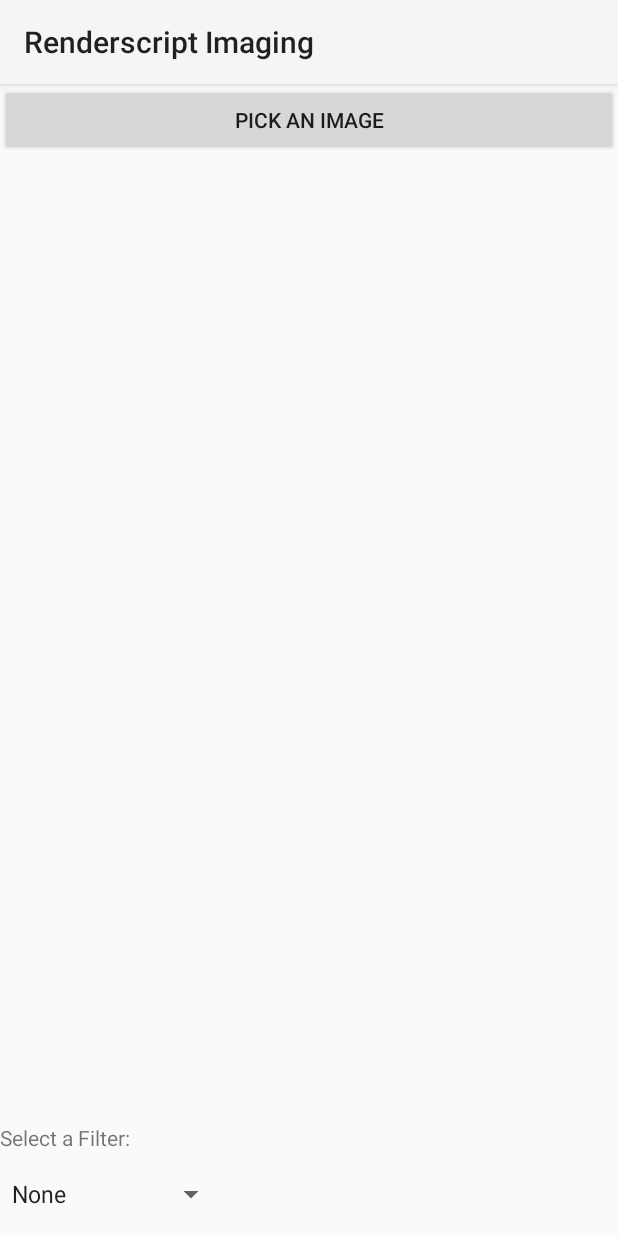
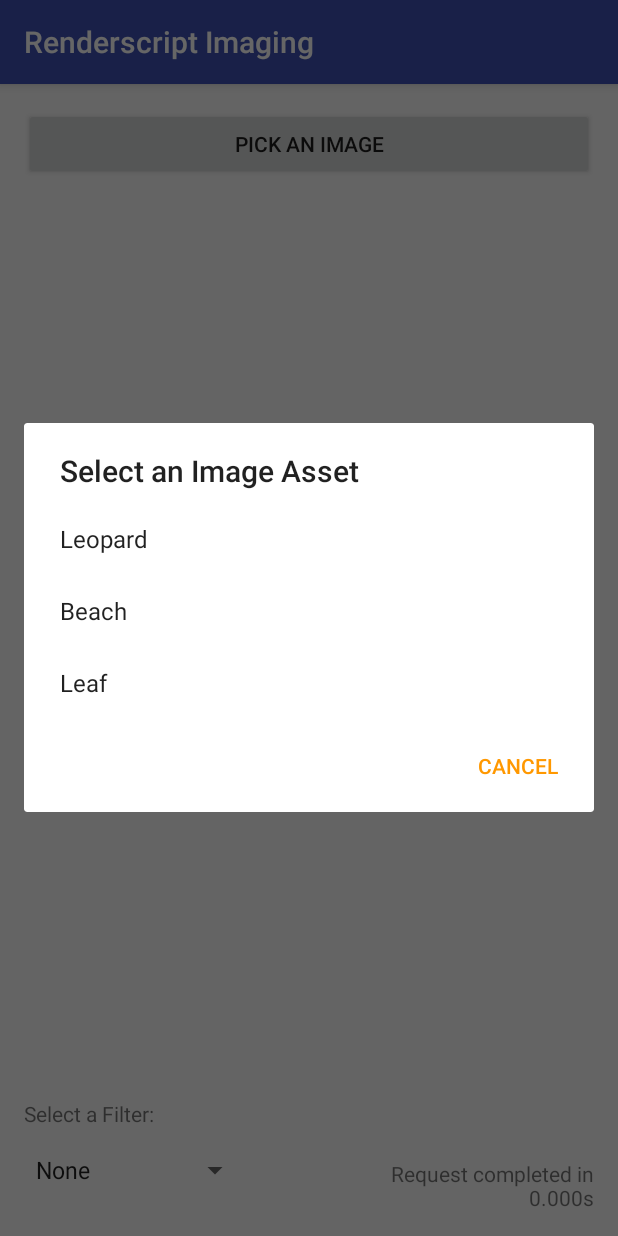
Before and after one commit to thenewcircle/renderscriptimaging, an Android app: the screen it shows after launch (MainActivity), after a tap on "PICK AN IMAGE", on a phone screen of 412 x 824 dp. Run offline under Robolectric (Android 15) with nearby library versions, the phone set to English and light mode, and no system bars; libraries missing offline, so code that uses them is left out: android.support.v8; 3 statements that could not run were skipped.

Commit message:
Update project settings. Add asynchronous behavior.

```diff
--- a/app/src/main/java/com/example/android/renderscriptimaging/MainActivity.java
+++ b/app/src/main/java/com/example/android/renderscriptimaging/MainActivity.java
@@ -1,29 +1,32 @@
 package com.example.android.renderscriptimaging;
 
-import android.app.Activity;
-import android.content.Intent;
+import android.app.AlertDialog;
+import android.content.DialogInterface;
 import android.graphics.Bitmap;
-import android.graphics.BitmapFactory;
-import android.net.Uri;
 import android.os.Bundle;
-import android.util.Log;
+import android.support.v7.app.AppCompatActivity;
 import android.view.View;
 import android.widget.AdapterView;
 import android.widget.ArrayAdapter;
 import android.widget.ImageView;
+import android.widget.ProgressBar;
 import android.widget.Spinner;
+import android.widget.TextView;
 
-import java.io.IOException;
-import java.io.InputStream;
+import com.example.android.renderscriptimaging.image.ImageProcessor;
 
-public class MainActivity extends Activity
-        implements AdapterView.OnItemSelectedListener {
+public class MainActivity extends AppCompatActivity implements
+        AdapterView.OnItemSelectedListener,
+        DialogInterface.OnClickListener,
+        ImageProcessor.OnImageCompletedListener {
     private static final String TAG = MainActivity.class.getSimpleName();
-    private static final int REQUEST_PICK = 42;
 
     private ImageView mImagePreview;
     private Spinner mFilterSelector;
-    private ImageFilter mImageFilter;
+    private ProgressBar mProgress;
+    private TextView mResultText;
+
+    private ImageProcessor mImageProcessor;
 
     @Override
     protected void onCreate(Bundle savedInstanceState) {
@@ -32,8 +35,10 @@ public class MainActivity extends Activity
 
         mImagePreview = (ImageView) findViewById(R.id.image_preview);
         mFilterSelector = (Spinner) findViewById(R.id.filter_selector);
+        mProgress = (ProgressBar) findViewById(R.id.progress);
+        mResultText = (TextView) findViewById(R.id.text_result);
 
-        mImageFilter = new ImageFilter(this);
+        mImageProcessor = new ImageProcessor(this, this);
 
         ArrayAdapter<CharSequence> adapter = ArrayAdapter
                 .createFromResource(this, R.array.filters,
@@ -48,78 +53,52 @@ public class MainActivity extends Activity
     @Override
     protected void onDestroy() {
         super.onDestroy();
-        mImageFilter.destroy();
-    }
-
-    @Override
-    protected void onActivityResult(int requestCode, int resultCode,
-                                    Intent data) {
-        if (REQUEST_PICK == requestCode
-                && RESULT_OK == resultCode
-                && data.getData() != null) {
-            try {
-                Bitmap decoded = decodeScaledImage(data.getData());
-                mImageFilter.setInputBitmap(decoded);
-                mImagePreview.setImageBitmap(decoded);
-            } catch (Exception e) {
-                Log.w(TAG, "Unable to decode selected image", e);
-            }
-
-            //Reset the filter selector on a new image
-            mFilterSelector.setSelection(0);
-        }
+        mImageProcessor.destroy();
     }
 
     @Override
     public void onItemSelected(AdapterView<?> parent, View view,
                                int position, long id) {
-        if (ImageFilter.FILTER_NONE == position) {
-            mImageFilter.clearFilter();
-        } else {
-            mImageFilter.applyFilter(position);
-        }
-
-        mImagePreview.setImageBitmap(mImageFilter.getBitmap());
+        mImageProcessor.applyImageFilter(position);
+        mProgress.setVisibility(View.VISIBLE);
     }
 
     @Override
     public void onNothingSelected(AdapterView<?> parent) { }
 
-    //Pick an image from the device library
+    /* Pick an image from the assets folder */
     public void onPickImageClick(View v) {
-        Intent pickIntent = new Intent(Intent.ACTION_GET_CONTENT);
-        pickIntent.setType("image/*");
-        startActivityForResult(pickIntent, REQUEST_PICK);
+        AlertDialog.Builder builder = new AlertDialog.Builder(this);
+        builder.setTitle(R.string.title_pick)
+                .setItems(R.array.images, this)
+                .setNegativeButton(android.R.string.cancel, null)
+                .show();
     }
 
-    /*
-     * Down-sample and decode a user-selected image.
-     */
-    private Bitmap decodeScaledImage(Uri contentUri) throws IOException {
-        BitmapFactory.Options options = new BitmapFactory.Options();
+    /* Load the selected assets file */
+    private void setSelectedImage(String filename) {
+        mImageProcessor.loadImageAsset(filename);
+        mProgress.setVisibility(View.VISIBLE);
 
-        //First, obtain the image size
-        options.inJustDecodeBounds = true;
-        InputStream in = getContentResolver()
-                .openInputStream(contentUri);
-        BitmapFactory.decodeStream(in, null, options);
-        in.close();
+        //Reset the filter selector on a new image
+        mFilterSelector.setSelection(0);
+    }
 
-        //Scale image down if larger than the display
-        int scaledWidth = options.outWidth /
-                getResources().getDisplayMetrics().widthPixels;
-        if (scaledWidth > 1) {
-            //This sets the downsample scale factor
-            options.inSampleSize = scaledWidth;
-        }
-        //Now decode the image for real
-        options.inJustDecodeBounds = false;
-        in = getContentResolver().openInputStream(contentUri);
-        Bitmap image = BitmapFactory
-                .decodeStream(in, null, options);
+    /* Triggered by selecting an item in the image dialog */
+    @Override
+    public void onClick(DialogInterface dialog, int which) {
+        String[] imageFiles = getResources()
+                .getStringArray(R.array.image_files);
 
-        Log.d(TAG, "Decoded " + image.getWidth() + "x" + image.getHeight()
-                + " image");
-        return image;
+        setSelectedImage(imageFiles[which]);
+    }
+
+    /* Callback invoked when the ImageProcessor has a new image to display */
+    @Override
+    public void onImageAvailable(Bitmap image, long duration) {
+        mProgress.setVisibility(View.INVISIBLE);
+        mImagePreview.setImageBitmap(image);
+        mResultText.setText(String.format("Request completed in %.3fs",
+                duration / 1000f));
     }
 }
--- a/app/src/main/java/com/example/android/renderscriptimaging/ConvolutionFilter.java
+++ b/app/src/main/java/com/example/android/renderscriptimaging/image/ConvolutionFilter.java
@@ -1,4 +1,4 @@
-package com.example.android.renderscriptimaging;
+package com.example.android.renderscriptimaging.image;
 
 /**
  * Coefficients for Common Convolution Filters
--- /dev/null
+++ b/app/src/main/java/com/example/android/renderscriptimaging/image/ImageProcessor.java
@@ -0,0 +1,192 @@
+package com.example.android.renderscriptimaging.image;
+
+import android.content.Context;
+import android.content.res.Resources;
+import android.graphics.Bitmap;
+import android.graphics.BitmapFactory;
+import android.os.Handler;
+import android.os.HandlerThread;
+import android.os.Looper;
+import android.os.Message;
+import android.os.Process;
+import android.util.Log;
+
+import java.io.IOException;
+import java.io.InputStream;
+
+/**
+ * This class handles all the background threading of working with the
+ * images. Loading files from disk and processing RenderScript commands
+ * are too time intensive to handle on the main thread.
+ */
+public class ImageProcessor implements Handler.Callback {
+    private static final String TAG = ImageProcessor.class.getSimpleName();
+
+    /* Message types to distinguish commands in the Handler */
+    private static final int MESSAGE_LOAD = 1;
+    private static final int MESSAGE_FILTER = 2;
+
+    /* Callback interface for image results */
+    public interface OnImageCompletedListener {
+        /**
+         * Callback invoked when the attached ImageProcessor has a new
+         * Bitmap available for display.
+         *
+         * @param image Bitmap to be displayed.
+         * @param duration Time taken for the operation to complete.
+         */
+        void onImageAvailable(Bitmap image, long duration);
+    }
+
+    /* Local message handlers and background Looper thread */
+    private HandlerThread mHandlerThread;
+    private Handler mBackgroundHandler;
+    private Handler mCallbackHandler;
+
+    /* Local reference to the RenderScript filters */
+    private ImageFilter mImageFilter;
+    private Resources mResources;
+
+    /* Local callback for asynchronous results */
+    private OnImageCompletedListener mImageAvailableListener;
+
+    public ImageProcessor(Context context, OnImageCompletedListener listener) {
+        mImageFilter = new ImageFilter(context);
+        mResources = context.getResources();
+
+        mImageAvailableListener = listener;
+
+        //Create a background Looper thread to process log requests
+        mHandlerThread = new HandlerThread(TAG,
+                Process.THREAD_PRIORITY_BACKGROUND);
+        mHandlerThread.start();
+
+        //Attach a handler to the new thread, with this object as the callback
+        mBackgroundHandler = new Handler(mHandlerThread.getLooper(), this);
+        //Create a handler to the main thread for callbacks
+        mCallbackHandler = new Handler(Looper.getMainLooper());
+    }
+
+    /* Callbacks invoked on the background Looper thread for blocking work */
+    @Override
+    public boolean handleMessage(Message msg) {
+        switch (msg.what) {
+            case MESSAGE_LOAD:
+                //Request to load file from assets
+                String filename = (String) msg.obj;
+                handleImageLoad(filename);
+                break;
+            case MESSAGE_FILTER:
+                //Request to apply filter to current image
+                int filter = msg.arg1;
+                handleImageFilter(filter);
+                break;
+            default:
+                //We can't handle this message
+                return false;
+        }
+        return true;
+    }
+
+    /* Perform the blocking work associated with an image load */
+    private void handleImageLoad(String filename) {
+        try {
+            long now = System.currentTimeMillis();
+            Bitmap decoded = decodeScaledImage(filename);
+            mImageFilter.setInputBitmap(decoded);
+            long duration = System.currentTimeMillis() - now;
+            postImageCallback(decoded, duration);
+        } catch (Exception e) {
+            Log.w(TAG, "Unable to decode selected image", e);
+            postImageCallback(null, 0);
+        }
+    }
+
+    /* Perform the blocking work associated with an image filter */
+    private void handleImageFilter(int filter) {
+        long now = System.currentTimeMillis();
+        if (ImageFilter.FILTER_NONE == filter) {
+            mImageFilter.clearFilter();
+        } else {
+            mImageFilter.applyFilter(filter);
+        }
+        long duration = System.currentTimeMillis() - now;
+        postImageCallback(mImageFilter.getBitmap(), duration);
+    }
+
+    /* Trigger the result callback on the application's main thread */
+    private void postImageCallback(final Bitmap image, final long duration) {
+        mCallbackHandler.post(new Runnable() {
+            @Override
+            public void run() {
+                mImageAvailableListener.onImageAvailable(image, duration);
+            }
+        });
+    }
+
+    /**
+     * Request the given file be loaded from assets into memory.
+     * The result will be delivered via
+     * {@link OnImageCompletedListener#onImageAvailable(Bitmap, long)}
+     *
+     * @param filename Name of the file stored in application assets.
+     */
+    public void loadImageAsset(String filename) {
+        Message msg = mBackgroundHandler.obtainMessage(MESSAGE_LOAD, filename);
+        msg.sendToTarget();
+    }
+
+    /**
+     * Request the given filter algorithm be applied to the currently loaded
+     * image using RenderScript. The result will be delivered via
+     * {@link OnImageCompletedListener#onImageAvailable(Bitmap, long)}
+     *
+     * @param filter Filter algorithm constant defined by {@link ImageFilter}
+     */
+    public void applyImageFilter(int filter) {
+        Message msg = mBackgroundHandler.obtainMessage(MESSAGE_FILTER, filter, 0);
+        msg.sendToTarget();
+    }
+
+    /**
+     * Call this method to tear down the {@link ImageProcessor} and its
+     * associated thread.
+     *
+     * @return true if successful in asking the underlying Looper to quit
+     */
+    public boolean destroy() {
+        mImageAvailableListener = null;
+        mImageFilter.destroy();
+
+        return mHandlerThread.quit();
+    }
+
+    /* Down-sample and decode a user-selected image. */
+    private Bitmap decodeScaledImage(String filename) throws IOException {
+        BitmapFactory.Options options = new BitmapFactory.Options();
+
+        //First, obtain the image size
+        options.inJustDecodeBounds = true;
+        InputStream in = mResources.getAssets().open(filename);
+        BitmapFactory.decodeStream(in, null, options);
+        in.close();
+
+        //Scale image down if larger than the display
+        int scaledWidth = options.outWidth /
+                mResources.getDisplayMetrics().widthPixels;
+        if (scaledWidth > 1) {
+            //This sets the downsample scale factor
+            options.inSampleSize = scaledWidth;
+        }
+        //Now decode the image for real
+        options.inJustDecodeBounds = false;
+        in = mResources.getAssets().open(filename);
+        Bitmap image = BitmapFactory
+                .decodeStream(in, null, options);
+        in.close();
+
+        Log.d(TAG, "Decoded " + image.getWidth() + "x" + image.getHeight()
+                + " image");
+        return image;
+    }
+}
--- a/app/src/main/res/layout/activity_main.xml
+++ b/app/src/main/res/layout/activity_main.xml
@@ -1,25 +1,53 @@
 <?xml version="1.0" encoding="utf-8"?>
-<LinearLayout xmlns:android="http://schemas.android.com/apk/res/android"
+<RelativeLayout xmlns:android="http://schemas.android.com/apk/res/android"
+    xmlns:tools="http://schemas.android.com/tools"
     android:layout_width="match_parent"
     android:layout_height="match_parent"
-    android:orientation="vertical">
+    android:paddingBottom="@dimen/activity_vertical_margin"
+    android:paddingLeft="@dimen/activity_horizontal_margin"
+    android:paddingRight="@dimen/activity_horizontal_margin"
+    android:paddingTop="@dimen/activity_vertical_margin"
+    tools:context=".MainActivity">
     <Button
+        android:id="@+id/button_pick"
         android:layout_width="match_parent"
         android:layout_height="wrap_content"
         android:text="@string/text_pick"
         android:onClick="onPickImageClick"/>
+    <Spinner
+        android:id="@+id/filter_selector"
+        android:layout_width="wrap_content"
+        android:layout_height="?android:actionBarSize"
+        android:layout_alignParentBottom="true"
+        android:layout_alignParentStart="true"/>
+    <ProgressBar
+        android:id="@+id/progress"
+        android:layout_width="wrap_content"
+        android:layout_height="wrap_content"
+        android:layout_alignParentBottom="true"
+        android:layout_toEndOf="@id/filter_selector"
+        android:visibility="invisible"/>
+    <TextView
+        android:id="@+id/text_result"
+        android:layout_width="wrap_content"
+        android:layout_height="wrap_content"
+        android:layout_alignParentBottom="true"
+        android:layout_alignParentEnd="true"
+        android:layout_toEndOf="@id/progress"
+        android:gravity="end"/>
+    <TextView
+        android:id="@+id/text_filter"
+        android:layout_width="wrap_content"
+        android:layout_height="wrap_content"
+        android:layout_above="@id/filter_selector"
+        android:text="@string/text_filter"/>
+
     <ImageView
         android:id="@+id/image_preview"
         android:layout_width="match_parent"
         android:layout_height="0dp"
-        android:layout_weight="1"
+        android:layout_below="@id/button_pick"
+        android:layout_above="@id/text_filter"
         android:scaleType="centerInside"/>
-    <TextView
-        android:layout_width="wrap_content"
-        android:layout_height="wrap_content"
-        android:text="@string/text_filter"/>
-    <Spinner
-        android:id="@+id/filter_selector"
-        android:layout_width="wrap_content"
-        android:layout_height="?android:actionBarSize"/>
-</LinearLayout>
+
+</RelativeLayout>
--- a/app/src/main/res/values-v21/styles.xml
+++ /dev/null
@@ -1,5 +0,0 @@
-<?xml version="1.0" encoding="utf-8"?>
-<resources>
-    <style name="AppTheme" parent="android:Theme.Material.Light">
-    </style>
-</resources>
--- a/app/src/main/res/values/arrays.xml
+++ b/app/src/main/res/values/arrays.xml
@@ -12,4 +12,18 @@
         <item>Edge Detect</item>
         <item>Emboss</item>
     </string-array>
+
+    <!-- Visible names for image options -->
+    <string-array name="images">
+        <item>Leopard</item>
+        <item>Beach</item>
+        <item>Leaf</item>
+    </string-array>
+
+    <!-- Asset file names for images -->
+    <string-array name="image_files">
+        <item>leopard.jpg</item>
+        <item>beach.jpg</item>
+        <item>leaf.jpg</item>
+    </string-array>
 </resources>
--- /dev/null
+++ b/app/src/main/res/values/colors.xml
@@ -0,0 +1,6 @@
+<?xml version="1.0" encoding="utf-8"?>
+<resources>
+    <color name="colorPrimary">#3F51B5</color>
+    <color name="colorPrimaryDark">#303F9F</color>
+    <color name="colorAccent">#FF9800</color>
+</resources>
--- /dev/null
+++ b/app/src/main/res/values/dimens.xml
@@ -0,0 +1,5 @@
+<resources>
+    <!-- Default screen margins, per the Android Design guidelines. -->
+    <dimen name="activity_horizontal_margin">16dp</dimen>
+    <dimen name="activity_vertical_margin">16dp</dimen>
+</resources>
--- a/app/src/main/res/values/strings.xml
+++ b/app/src/main/res/values/strings.xml
@@ -3,4 +3,5 @@
     <string name="text_filter">Select a Filter:</string>
     <string name="text_save">Save New Image</string>
     <string name="text_pick">Pick An Image</string>
+    <string name="title_pick">Select an Image Asset</string>
 </resources>
--- a/app/src/main/res/values/styles.xml
+++ b/app/src/main/res/values/styles.xml
@@ -1,8 +1,11 @@
 <resources>
 
     <!-- Base application theme. -->
-    <style name="AppTheme" parent="android:Theme.Holo.Light.DarkActionBar">
+    <style name="AppTheme" parent="Theme.AppCompat.Light.DarkActionBar">
         <!-- Customize your theme here. -->
+        <item name="colorPrimary">@color/colorPrimary</item>
+        <item name="colorPrimaryDark">@color/colorPrimaryDark</item>
+        <item name="colorAccent">@color/colorAccent</item>
     </style>
 
 </resources>
--- a/build.gradle
+++ b/build.gradle
@@ -5,7 +5,7 @@ buildscript {
         jcenter()
     }
     dependencies {
-        classpath 'com.android.tools.build:gradle:1.1.0'
+        classpath 'com.android.tools.build:gradle:1.5.0'
 
         // NOTE: Do not place your application dependencies here; they belong
         // in the individual module build.gradle files
```
Also changed, not shown: app/build.gradle (+5 -5 lines), app/src/main/java/com/example/android/renderscriptimaging/image/ImageFilter.java (renamed from app/src/main/java/com/example/android/renderscriptimaging/ImageFilter.java, +33 -8 lines), app/src/main/assets/beach.jpg (added), app/src/main/assets/leaf.jpg (added), app/src/main/assets/leopard.jpg (added), 2 other files.
